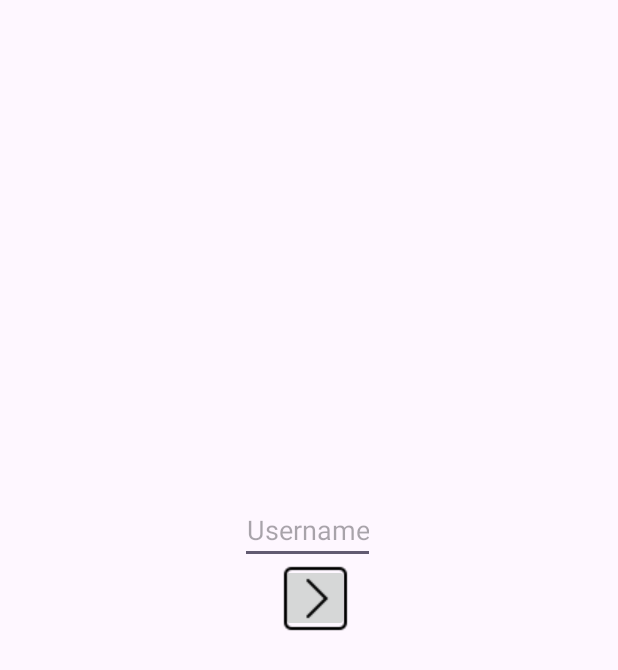
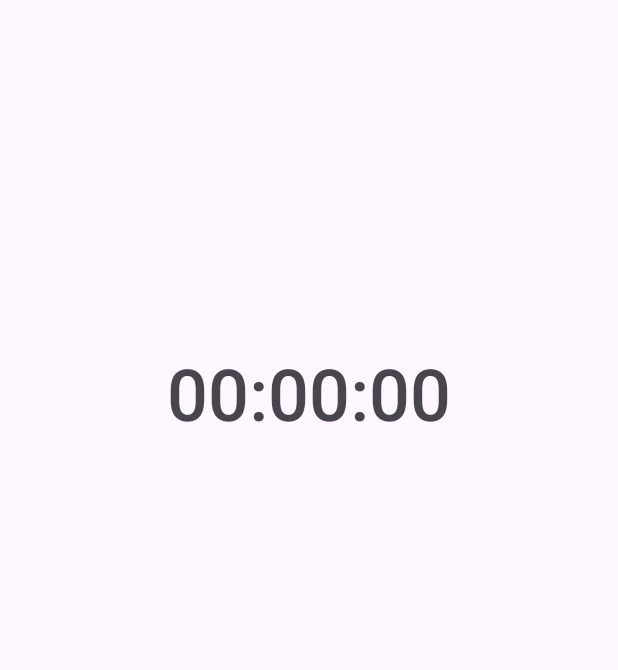
Before and after one commit to DeLanau/TDP028, an Android app: the screen it shows after launch (MainActivity), on a phone screen of 412 x 824 dp. Shown: the top 670 px of the screen. Run offline under Robolectric (Android 15) with nearby library versions, the phone set to English and light mode, and no system bars; our stand-ins replace Firebase (no records; nobody signed in at launch, a user with empty details on screens opened directly).

Commit message:
focus_fragment with timer, WIP scroll function and buttons.

```diff
--- a/app/src/main/java/com/nadla777/MainActivity.java
+++ b/app/src/main/java/com/nadla777/MainActivity.java
@@ -1,66 +1,26 @@
 package com.nadla777;
 
-import androidx.annotation.NonNull;
 import androidx.appcompat.app.AppCompatActivity;
-import androidx.appcompat.app.AppCompatDelegate;
-import androidx.constraintlayout.widget.ConstraintLayout;
 import androidx.fragment.app.FragmentManager;
 
-import android.app.AlertDialog;
-import android.content.Context;
-import android.content.DialogInterface;
-import android.content.Intent;
 import android.os.Bundle;
 import android.os.Handler;
 import android.os.Looper;
 import android.util.Log;
 import android.view.View;
-import android.widget.Button;
 import android.widget.EditText;
 import android.widget.ImageButton;
-import android.widget.LinearLayout;
 import android.widget.TextView;
 
-import com.firebase.ui.auth.AuthUI;
-import com.google.android.gms.tasks.OnCompleteListener;
-import com.google.android.gms.tasks.Task;
-import com.google.firebase.FirebaseApp;
-import com.google.firebase.auth.AuthResult;
 import com.google.firebase.auth.FirebaseAuth;
-import com.google.firebase.auth.FirebaseUser;
-import com.google.firebase.auth.SignInMethodQueryResult;
 import com.google.firebase.firestore.DocumentReference;
-import com.google.firebase.firestore.DocumentSnapshot;
 import com.google.firebase.firestore.FirebaseFirestore;
-import com.google.firebase.firestore.QuerySnapshot;
+import com.nadla777.fragments.focus_fragment;
 
 import org.json.JSONException;
-import org.json.JSONObject;
-import org.w3c.dom.Document;
-import com.firebase.ui.auth.AuthUI;
-import com.google.firebase.analytics.FirebaseAnalytics;
-import com.google.firebase.auth.FirebaseAuth;
-import com.google.firebase.auth.FirebaseUser;
-import com.nadla777.fragments.main_fragment;
-
-import java.io.BufferedReader;
-import java.io.BufferedWriter;
-import java.io.File;
-import java.io.FileInputStream;
-import java.io.FileOutputStream;
-import java.io.FileWriter;
-import java.io.IOException;
-import java.io.InputStreamReader;
-import java.io.OutputStreamWriter;
-import java.util.Collections;
-import java.util.HashMap;
-import java.util.List;
-import java.util.Map;
 
 public class MainActivity extends AppCompatActivity {
 
-    private FirebaseAuth auth;
-    private DocumentReference firestore = FirebaseFirestore.getInstance().document("data/info");;
     private EditText username;
     private TextView welcome_text, name;
 
@@ -93,6 +53,13 @@ public class MainActivity extends AppCompatActivity {
                 throw new RuntimeException(e);
             }
         }
+        Log.d("DEBUG", "START");
+        focus_fragment fragment = new focus_fragment();
+        FragmentManager manager = getSupportFragmentManager();
+
+        manager.beginTransaction().add(R.id.fragment_container, fragment, "test")
+                .addToBackStack(null)
+                .commit();
 
         login.setOnClickListener(new View.OnClickListener() {
             @Override
@@ -101,18 +68,15 @@ public class MainActivity extends AppCompatActivity {
 
                 try {
                     show_welcome(u_manager.get_user_data().getString("username"));
+                    username.setVisibility(View.GONE);
+                    login.setVisibility(View.GONE);
                 } catch (JSONException e) {
                     throw new RuntimeException(e);
                 }
 
                 /*  u_manager.clear();*/
 
-                /*   main_fragment  fragment = new main_fragment();
-                FragmentManager manager = getSupportFragmentManager();
 
-                manager.beginTransaction().add(R.id.fragment_container, fragment, "test")
-                        .addToBackStack(null)
-                        .commit();*/
 
             }
         });
--- /dev/null
+++ b/app/src/main/java/com/nadla777/fragments/focus_fragment.java
@@ -0,0 +1,69 @@
+package com.nadla777.fragments;
+
+import android.os.Bundle;
+import android.os.CountDownTimer;
+import android.util.Log;
+import android.view.LayoutInflater;
+import android.view.MotionEvent;
+import android.view.View;
+import android.view.ViewGroup;
+import android.widget.ScrollView;
+import android.widget.TextView;
+
+import androidx.fragment.app.Fragment;
+
+import com.nadla777.R;
+
+public class focus_fragment extends Fragment {
+
+    private TextView timerTextView;
+    private long timerMilliseconds = 0;
+    private CountDownTimer countDownTimer;
+
+    @Override
+    public View onCreateView(LayoutInflater inflater, ViewGroup container, Bundle savedInstanceState) {
+        View rootView = inflater.inflate(R.layout.focus_fragment, container, false);
+        timerTextView = rootView.findViewById(R.id.focus_timer);
+        Log.d("DEBUG", "SETUP FRAGMENT");
+        setupTimer();
+        setupScrollBehavior(rootView);
+        return rootView;
+    }
+
+    private void setupTimer() {
+        countDownTimer = new CountDownTimer(timerMilliseconds, 1000) {
+            @Override
+            public void onTick(long millisUntilFinished) {
+                timerMilliseconds = millisUntilFinished;
+                updateTimerText();
+            }
+
+            @Override
+            public void onFinish() {
+                // Timer finished
+            }
+        };
+        countDownTimer.start();
+    }
+
+    private void setupScrollBehavior(View rootView) {
+        ScrollView scrollView = rootView.findViewById(R.id.scroll);
+        scrollView.setOnTouchListener(new View.OnTouchListener() {
+            @Override
+            public boolean onTouch(View v, MotionEvent event) {
+                if (event.getAction() == MotionEvent.ACTION_MOVE) {
+                    int scrollDelta = (int) event.getY();
+                    timerMilliseconds += scrollDelta * 100;
+                    updateTimerText();
+                    countDownTimer.cancel();
+                    setupTimer();
+                }
+                return true;
+            }
+        });
+    }
+
+    private void updateTimerText() {
+        timerTextView.setText("00:00:01");
+    }
+}
--- /dev/null
+++ b/app/src/main/res/layout/focus_fragment.xml
@@ -0,0 +1,24 @@
+<?xml version="1.0" encoding="utf-8"?>
+<androidx.constraintlayout.widget.ConstraintLayout xmlns:android="http://schemas.android.com/apk/res/android"
+
+    android:layout_width="match_parent"
+    android:layout_height="match_parent"
+    android:background="?android:windowBackground" >
+
+    <ScrollView
+        android:id="@+id/scroll"
+        android:layout_width="match_parent"
+        android:layout_height="match_parent">
+
+    <TextView
+        android:id="@+id/focus_timer"
+        android:layout_width="match_parent"
+        android:layout_height="match_parent"
+        android:text="00:00:00"
+        android:textSize="48sp"
+        android:gravity="center"
+        android:layout_marginBottom="150dp"
+        android:fontFamily="sans-serif-medium"
+        android:layout_gravity="center" />
+    </ScrollView>
+</androidx.constraintlayout.widget.ConstraintLayout>
```
Also changed, not shown: app/src/main/java/com/nadla777/fragments/main_fragment.java (deleted, +0 -26 lines), app/src/main/res/layout/main_fragment.xml (deleted, +0 -7 lines).
